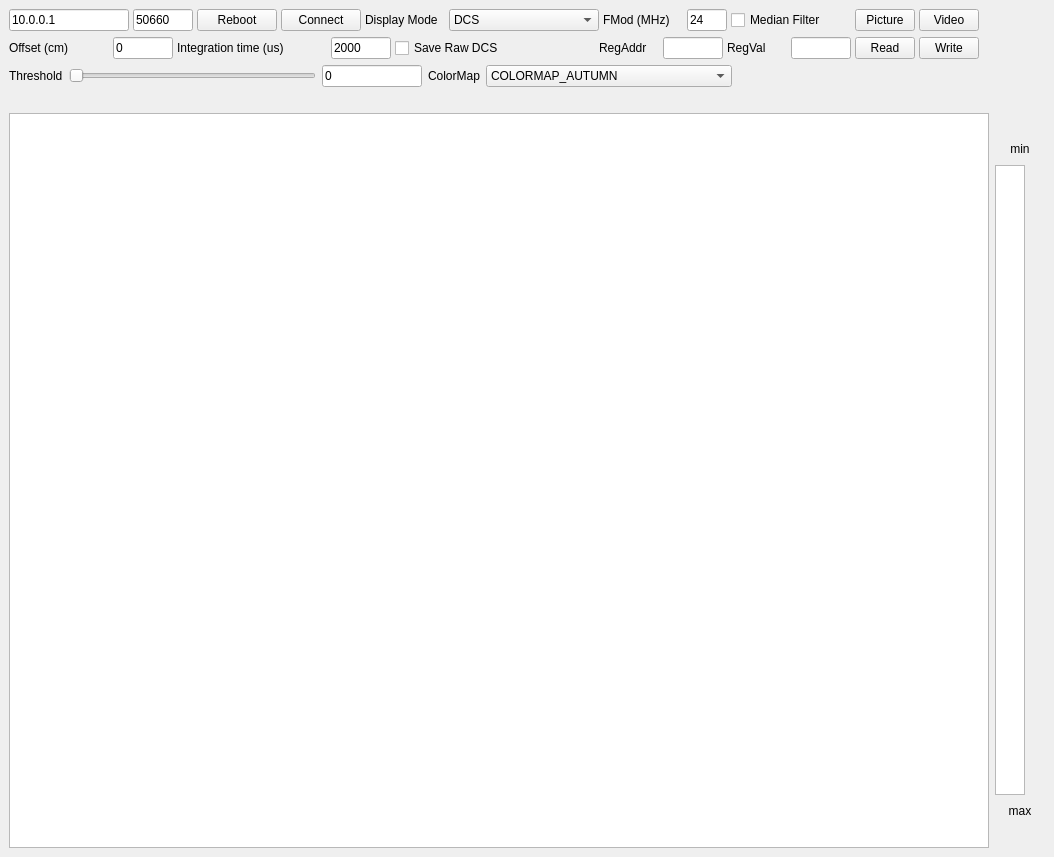
First picture: the form in mainwindow.ui, repository Deep-In-Sight/SonyTOF_client, before the edit.
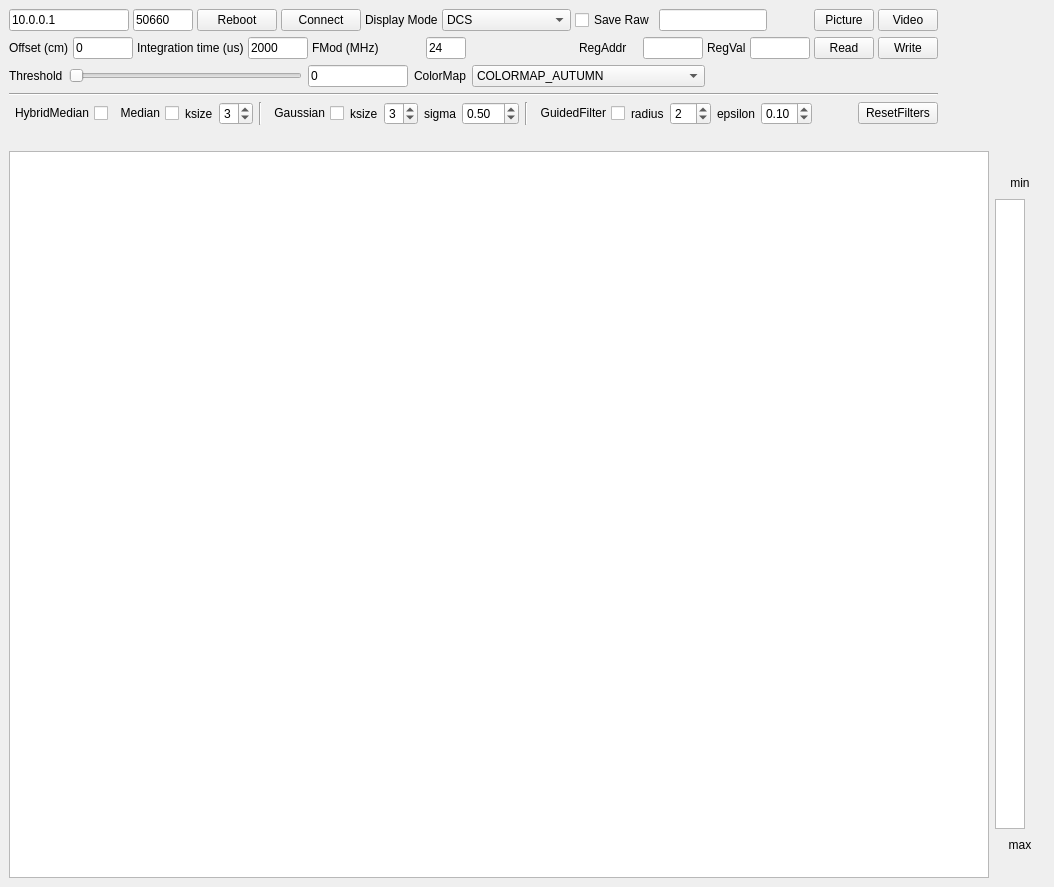
Second picture: the form after the edit. Custom widgets are drawn as their Qt base class.

Commit message: Add various filters   - add GUI filter enable checkbox, filter parameter inputs   - modify filterThread and colorizerThread to call to OpenCV filter functions

What changed in the file:
```diff
--- a/mainwindow.ui
+++ b/mainwindow.ui
@@ -7,7 +7,7 @@
     <x>0</x>
     <y>0</y>
     <width>1054</width>
-    <height>857</height>
+    <height>887</height>
    </rect>
   </property>
   <property name="windowTitle">
@@ -121,20 +121,20 @@
           <item>
            <widget class="QLabel" name="label_DisplayMode">
             <property name="sizePolicy">
-             <sizepolicy hsizetype="Preferred" vsizetype="Preferred">
+             <sizepolicy hsizetype="Expanding" vsizetype="Preferred">
               <horstretch>0</horstretch>
               <verstretch>0</verstretch>
              </sizepolicy>
             </property>
             <property name="minimumSize">
              <size>
-              <width>80</width>
+              <width>0</width>
               <height>0</height>
              </size>
             </property>
             <property name="maximumSize">
              <size>
-              <width>80</width>
+              <width>16777215</width>
               <height>16777215</height>
              </size>
             </property>
@@ -149,20 +149,20 @@
           <item>
            <widget class="QComboBox" name="comboBox_displayMode">
             <property name="sizePolicy">
-             <sizepolicy hsizetype="Preferred" vsizetype="Preferred">
+             <sizepolicy hsizetype="MinimumExpanding" vsizetype="Preferred">
               <horstretch>0</horstretch>
               <verstretch>0</verstretch>
              </sizepolicy>
             </property>
             <property name="minimumSize">
              <size>
-              <width>150</width>
+              <width>0</width>
               <height>0</height>
              </size>
             </property>
             <property name="maximumSize">
              <size>
-              <width>150</width>
+              <width>200</width>
               <height>16777215</height>
              </size>
             </property>
@@ -195,82 +195,34 @@
            </widget>
           </item>
           <item>
-           <widget class="QLabel" name="label_FMOD">
-            <property name="sizePolicy">
-             <sizepolicy hsizetype="Preferred" vsizetype="Preferred">
-              <horstretch>0</horstretch>
-              <verstretch>0</verstretch>
-             </sizepolicy>
-            </property>
-            <property name="minimumSize">
-             <size>
-              <width>80</width>
-              <height>0</height>
-             </size>
-            </property>
-            <property name="maximumSize">
-             <size>
-              <width>80</width>
-              <height>16777215</height>
-             </size>
-            </property>
+           <widget class="QCheckBox" name="checkBox_saveRaw">
             <property name="text">
-             <string>FMod (MHz)</string>
+             <string>Save Raw</string>
             </property>
            </widget>
           </item>
           <item>
-           <widget class="QLineEdit" name="lineEdit_fmod">
-            <property name="sizePolicy">
-             <sizepolicy hsizetype="Preferred" vsizetype="Preferred">
-              <horstretch>0</horstretch>
-              <verstretch>0</verstretch>
-             </sizepolicy>
+           <widget class="QLineEdit" name="lineEdit_savePath">
+            <property name="toolTip">
+             <string>check &quot;Save Raw&quot; box to select destination</string>
             </property>
-            <property name="minimumSize">
-             <size>
-              <width>40</width>
-              <height>0</height>
-             </size>
+            <property name="readOnly">
+             <bool>true</bool>
             </property>
-            <property name="maximumSize">
-             <size>
-              <width>40</width>
-              <height>16777215</height>
-             </size>
-            </property>
-            <property name="text">
-             <string>24</string>
-            </property>
            </widget>
           </item>
           <item>
-           <widget class="QCheckBox" name="checkbox_MedianEnable">
-            <property name="sizePolicy">
-             <sizepolicy hsizetype="Preferred" vsizetype="Preferred">
-              <horstretch>0</horstretch>
-              <verstretch>0</verstretch>
-             </sizepolicy>
+           <spacer name="horizontalSpacer_5">
+            <property name="orientation">
+             <enum>Qt::Horizontal</enum>
             </property>
-            <property name="minimumSize">
+            <property name="sizeHint" stdset="0">
              <size>
-              <width>120</width>
-              <height>0</height>
+              <width>40</width>
+              <height>20</height>
              </size>
             </property>
-            <property name="maximumSize">
-             <size>
-              <width>120</width>
-              <height>16777215</height>
-             </size>
-            </property>
-            <property name="text">
-             <string>Median Filter</string>
-            </property>
-            <property name="checked">
-             <bool>false</bool>
-            </property>
-           </widget>
+           </spacer>
           </item>
           <item>
            <widget class="QPushButton" name="pushButton_picture">
@@ -339,7 +291,7 @@
             </property>
             <property name="minimumSize">
              <size>
-              <width>100</width>
+              <width>0</width>
               <height>0</height>
              </size>
             </property>
@@ -389,13 +341,13 @@
             </property>
             <property name="minimumSize">
              <size>
-              <width>150</width>
+              <width>0</width>
               <height>0</height>
              </size>
             </property>
             <property name="maximumSize">
              <size>
-              <width>100</width>
+              <width>16777215</width>
               <height>16777215</height>
              </size>
             </property>
@@ -430,9 +382,52 @@
            </widget>
           </item>
           <item>
-           <widget class="QCheckBox" name="checkBox_saveRaw">
+           <widget class="QLabel" name="label_FMOD">
+            <property name="sizePolicy">
+             <sizepolicy hsizetype="Expanding" vsizetype="Preferred">
+              <horstretch>0</horstretch>
+              <verstretch>0</verstretch>
+             </sizepolicy>
+            </property>
+            <property name="minimumSize">
+             <size>
+              <width>80</width>
+              <height>0</height>
+             </size>
+            </property>
+            <property name="maximumSize">
+             <size>
+              <width>16777215</width>
+              <height>16777215</height>
+             </size>
+            </property>
             <property name="text">
-             <string>Save Raw DCS</string>
+             <string>FMod (MHz)</string>
+            </property>
+           </widget>
+          </item>
+          <item>
+           <widget class="QLineEdit" name="lineEdit_fmod">
+            <property name="sizePolicy">
+             <sizepolicy hsizetype="Preferred" vsizetype="Preferred">
+              <horstretch>0</horstretch>
+              <verstretch>0</verstretch>
+             </sizepolicy>
+            </property>
+            <property name="minimumSize">
+             <size>
+              <width>40</width>
+              <height>0</height>
+             </size>
+            </property>
+            <property name="maximumSize">
+             <size>
+              <width>40</width>
+              <height>16777215</height>
+             </size>
+            </property>
+            <property name="text">
+             <string>24</string>
             </property>
            </widget>
           </item>
@@ -506,7 +501,7 @@
             </property>
             <property name="minimumSize">
              <size>
-              <width>60</width>
+              <width>0</width>
               <height>0</height>
              </size>
             </property>
@@ -781,6 +776,236 @@
           </item>
          </layout>
         </item>
+        <item>
+         <widget class="Line" name="line_2">
+          <property name="orientation">
+           <enum>Qt::Horizontal</enum>
+          </property>
+         </widget>
+        </item>
+        <item>
+         <layout class="QHBoxLayout" name="horizontalLayout_8">
+          <item>
+           <widget class="QCheckBox" name="checkBox_hybridmedian">
+            <property name="layoutDirection">
+             <enum>Qt::RightToLeft</enum>
+            </property>
+            <property name="text">
+             <string>HybridMedian</string>
+            </property>
+           </widget>
+          </item>
+          <item>
+           <widget class="QCheckBox" name="checkBox_medianBlur">
+            <property name="layoutDirection">
+             <enum>Qt::RightToLeft</enum>
+            </property>
+            <property name="text">
+             <string>Median</string>
+            </property>
+           </widget>
+          </item>
+          <item>
+           <widget class="QLabel" name="label_median_ksize">
+            <property name="text">
+             <string>ksize</string>
+            </property>
+           </widget>
+          </item>
+          <item>
+           <widget class="OddSpinBox" name="spinBox_median_ksize">
+            <property name="toolTip">
+             <string>Odd numbers only [1-9]</string>
+            </property>
+            <property name="wrapping">
+             <bool>true</bool>
+            </property>
+            <property name="readOnly">
+             <bool>false</bool>
+            </property>
+            <property name="keyboardTracking">
+             <bool>false</bool>
+            </property>
+            <property name="minimum">
+             <number>1</number>
+            </property>
+            <property name="maximum">
+             <number>5</number>
+            </property>
+            <property name="singleStep">
+             <number>2</number>
+            </property>
+            <property name="value">
+             <number>3</number>
+            </property>
+           </widget>
+          </item>
+          <item>
+           <widget class="Line" name="line">
+            <property name="orientation">
+             <enum>Qt::Vertical</enum>
+            </property>
+           </widget>
+          </item>
+          <item>
+           <widget class="QCheckBox" name="checkBox_gaussianBlur">
+            <property name="layoutDirection">
+             <enum>Qt::RightToLeft</enum>
+            </property>
+            <property name="text">
+             <string>Gaussian</string>
+            </property>
+           </widget>
+          </item>
+          <item>
+           <widget class="QLabel" name="label_gaussian_ksize">
+            <property name="text">
+             <string>ksize</string>
+            </property>
+           </widget>
+          </item>
+          <item>
+           <widget class="OddSpinBox" name="spinBox_gaussian_ksize">
+            <property name="toolTip">
+             <string>Odd numbers only [1-9]</string>
+            </property>
+            <property name="wrapping">
+             <bool>true</bool>
+            </property>
+            <property name="keyboardTracking">
+             <bool>false</bool>
+            </property>
+            <property name="minimum">
+             <number>1</number>
+            </property>
+            <property name="maximum">
+             <number>9</number>
+            </property>
+            <property name="singleStep">
+             <number>2</number>
+            </property>
+            <property name="value">
+             <number>3</number>
+            </property>
+           </widget>
+          </item>
+          <item>
+           <widget class="QLabel" name="label_gaussian_sigma">
+            <property name="text">
+             <string>sigma</string>
+            </property>
+           </widget>
+          </item>
+          <item>
+           <widget class="QDoubleSpinBox" name="doubleSpinBox_gaussian_sigma">
+            <property name="keyboardTracking">
+             <bool>false</bool>
+            </property>
+            <property name="minimum">
+             <double>0.000000000000000</double>
+            </property>
+            <property name="singleStep">
+             <double>0.100000000000000</double>
+            </property>
+            <property name="value">
+             <double>0.500000000000000</double>
+            </property>
+           </widget>
+          </item>
+          <item>
+           <widget class="Line" name="line_3">
+            <property name="orientation">
+             <enum>Qt::Vertical</enum>
+            </property>
+           </widget>
+          </item>
+          <item>
+           <widget class="QCheckBox" name="checkBox_guidedFilter">
+            <property name="layoutDirection">
+             <enum>Qt::RightToLeft</enum>
+            </property>
+            <property name="text">
+             <string>GuidedFilter</string>
+            </property>
+           </widget>
+          </item>
+          <item>
+           <widget class="QLabel" name="label_guided_r">
+            <property name="text">
+             <string>radius</string>
+            </property>
+           </widget>
+          </item>
+          <item>
+           <widget class="EvenSpinBox" name="spinBox_guided_r">
+            <property name="toolTip">
+             <string>Even number only</string>
+            </property>
+            <property name="wrapping">
+             <bool>true</bool>
+            </property>
+            <property name="keyboardTracking">
+             <bool>false</bool>
+            </property>
+            <property name="minimum">
+             <number>2</number>
+            </property>
+            <property name="maximum">
+             <number>10</number>
+            </property>
+            <property name="singleStep">
+             <number>2</number>
+            </property>
+           </widget>
+          </item>
+          <item>
+           <widget class="QLabel" name="label_guided_eps">
+            <property name="text">
+             <string>epsilon</string>
+            </property>
+           </widget>
+          </item>
+          <item>
+           <widget class="QDoubleSpinBox" name="doubleSpinBox_guided_eps">
+            <property name="keyboardTracking">
+             <bool>false</bool>
+            </property>
+            <property name="minimum">
+             <double>0.010000000000000</double>
+            </property>
+            <property name="maximum">
+             <double>0.250000000000000</double>
+            </property>
+            <property name="singleStep">
+             <double>0.010000000000000</double>
+            </property>
+            <property name="value">
+             <double>0.100000000000000</double>
+            </property>
+           </widget>
+          </item>
+          <item>
+           <spacer name="horizontalSpacer_4">
+            <property name="orientation">
+             <enum>Qt::Horizontal</enum>
+            </property>
+            <property name="sizeHint" stdset="0">
+             <size>
+              <width>40</width>
+              <height>20</height>
+             </size>
+            </property>
+           </spacer>
+          </item>
+          <item>
+           <widget class="QPushButton" name="pushButton_resetFilters">
+            <property name="text">
+             <string>ResetFilters</string>
+            </property>
+           </widget>
+          </item>
+         </layout>
+        </item>
        </layout>
       </item>
       <item>
@@ -962,6 +1187,18 @@
    </layout>
   </widget>
  </widget>
+ <customwidgets>
+  <customwidget>
+   <class>OddSpinBox</class>
+   <extends>QSpinBox</extends>
+   <header>spinbox.h</header>
+  </customwidget>
+  <customwidget>
+   <class>EvenSpinBox</class>
+   <extends>QSpinBox</extends>
+   <header>spinbox.h</header>
+  </customwidget>
+ </customwidgets>
  <resources/>
  <connections/>
 </ui>
```
Left out of the diff: 5 changed lines with no effect on the pictures. The commit also changes 9 other files.
